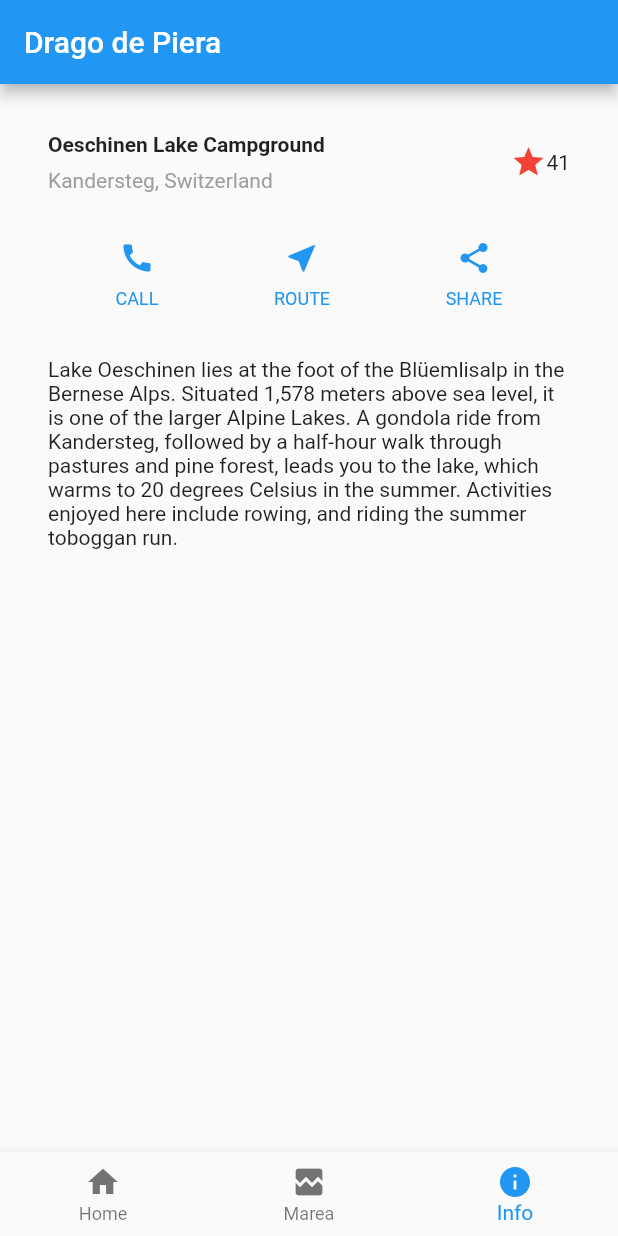
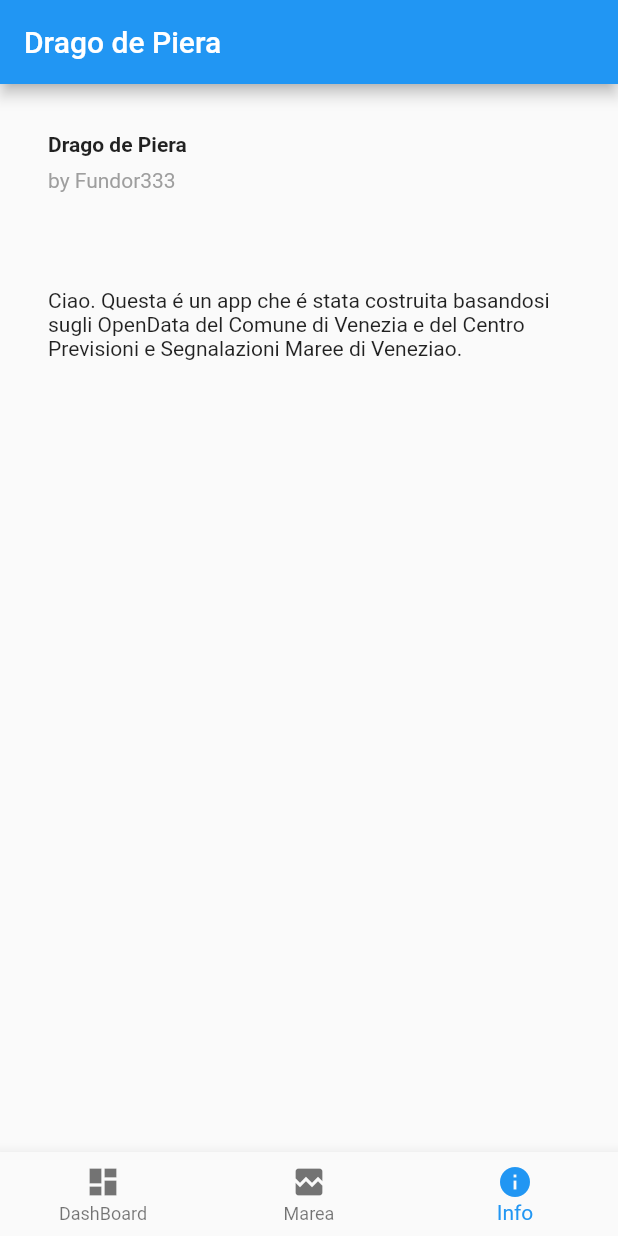
Before and after one commit to fundor333/DragodePiera, a Flutter app: the screen it shows after launch, item 3 of the bottom bar chosen, on a phone screen of 412 x 824 dp. Run offline on Flutter 3.47's test engine with Material 2 defaults, Android fonts, the phone set to English and light mode, and no system bars; network calls fail.

Commit message:
Aggiornamento widgets

```diff
--- a/lib/about_widget.dart
+++ b/lib/about_widget.dart
@@ -14,14 +14,14 @@ class AboutWidget extends StatelessWidget {
                 Container(
                   padding: const EdgeInsets.only(bottom: 8.0),
                   child: Text(
-                    'Oeschinen Lake Campground',
+                    'Drago de Piera',
                     style: TextStyle(
                       fontWeight: FontWeight.bold,
                     ),
                   ),
                 ),
                 Text(
-                  'Kandersteg, Switzerland',
+                  'by Fundor333',
                   style: TextStyle(
                     color: Colors.grey[500],
                   ),
@@ -29,11 +29,6 @@ class AboutWidget extends StatelessWidget {
               ],
             ),
           ),
-          Icon(
-            Icons.star,
-            color: Colors.red[500],
-          ),
-          Text('41'),
         ],
       ),
     );
@@ -64,11 +59,7 @@ class AboutWidget extends StatelessWidget {
     Widget buttonSection = Container(
       child: Row(
         mainAxisAlignment: MainAxisAlignment.spaceEvenly,
-        children: [
-          buildButtonColumn(Icons.call, 'CALL'),
-          buildButtonColumn(Icons.near_me, 'ROUTE'),
-          buildButtonColumn(Icons.share, 'SHARE'),
-        ],
+        children: [],
       ),
     );
 
@@ -76,7 +67,7 @@ class AboutWidget extends StatelessWidget {
       padding: const EdgeInsets.all(32.0),
       child: Text(
         '''
-Lake Oeschinen lies at the foot of the Blüemlisalp in the Bernese Alps. Situated 1,578 meters above sea level, it is one of the larger Alpine Lakes. A gondola ride from Kandersteg, followed by a half-hour walk through pastures and pine forest, leads you to the lake, which warms to 20 degrees Celsius in the summer. Activities enjoyed here include rowing, and riding the summer toboggan run.
+Ciao. Questa é un app che é stata costruita basandosi sugli OpenData del Comune di Venezia e del Centro Previsioni e Segnalazioni Maree di Veneziao.
         ''',
         softWrap: true,
       ),
--- a/lib/home_widget.dart
+++ b/lib/home_widget.dart
@@ -30,8 +30,8 @@ class _HomeState extends State<Home> {
         currentIndex: _currentIndex, // new
         items: [
           new BottomNavigationBarItem(
-            icon: Icon(Icons.home),
-            title: Text('Home'),
+            icon: Icon(Icons.dashboard),
+            title: Text('DashBoard'),
           ),
           new BottomNavigationBarItem(
             icon: Icon(Icons.broken_image),
--- a/lib/landing_widget.dart
+++ b/lib/landing_widget.dart
@@ -55,9 +55,9 @@ class _MainFetchDataState extends State<MainFetchData> {
     return Scaffold(
         body: isLoading
             ?  Center(child: Text(
-          "0 cm",
+          "Test della pagina in corso\nAttualmente la marea é di 0 cm",
           style: TextStyle(
-            color: Colors.grey[500],
+            color: Colors.black,
           ),
         ))
             : Center(child: Text(
--- a/pubspec.yaml
+++ b/pubspec.yaml
@@ -7,7 +7,7 @@ description: Una app con info utili sulla cittá di Venezia
 # Both the version and the builder number may be overridden in flutter
 # build by specifying --build-name and --build-number, respectively.
 # Read more about versioning at semver.org.
-version: 1.0.0+1
+version: 0.0.1+2
 
 environment:
   sdk: ">=2.0.0-dev.68.0 <3.0.0"
```
Also changed, not shown: 3 other files.
